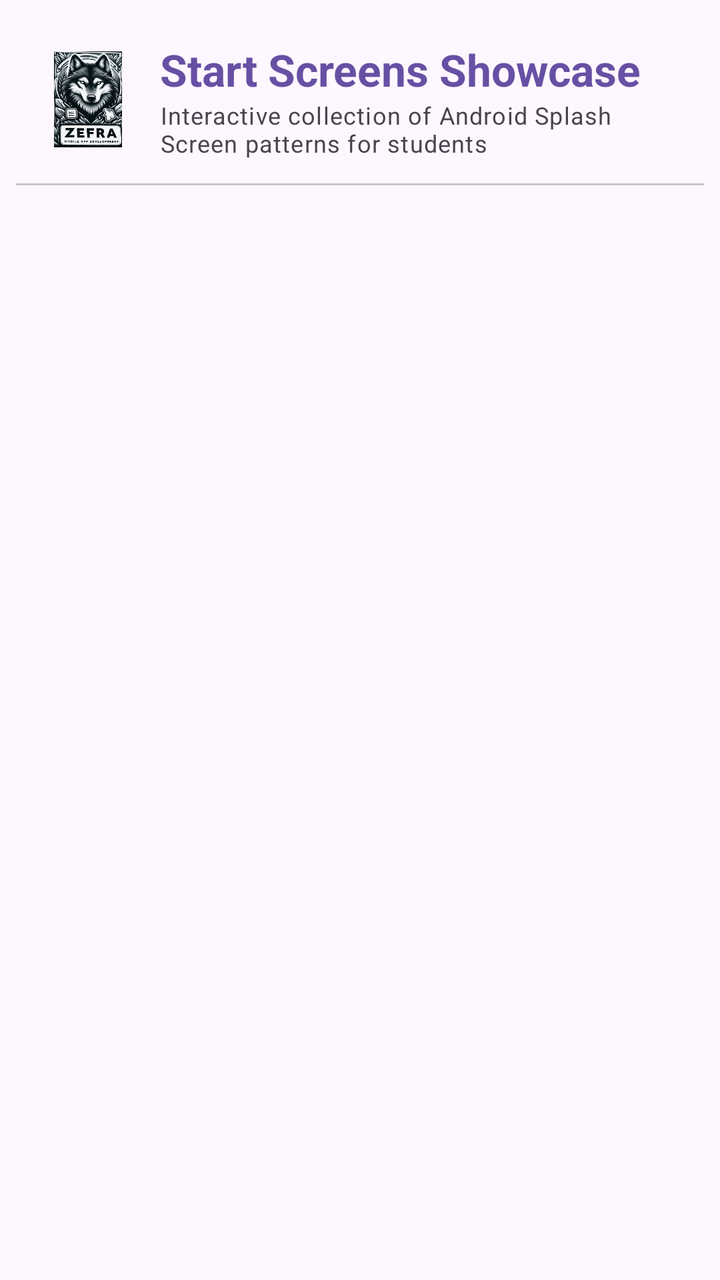
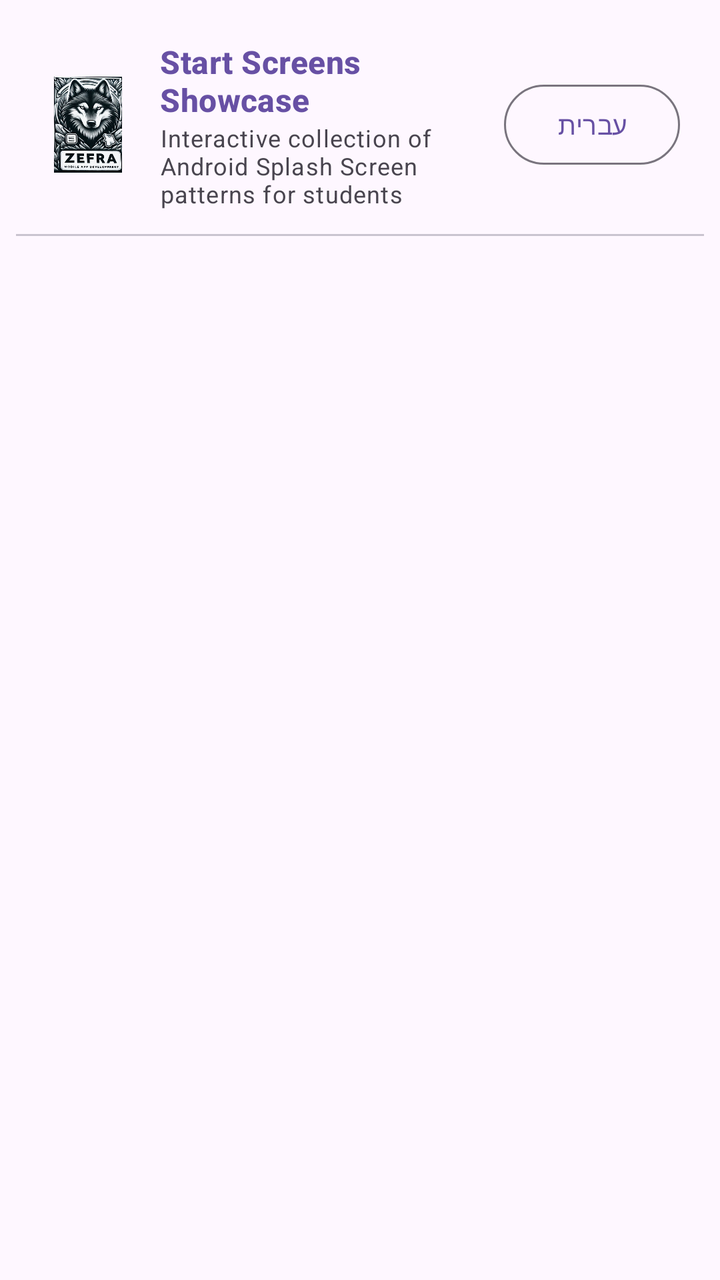

An Android layout rendered at two revisions. The XML below is the earlier revision; the diff shows what the commit changed to produce the second picture.
<!-- AndroidManifest.xml: application theme Theme.ManyStartActivities -->
<!-- res/layout/activity_main.xml -->
<?xml version="1.0" encoding="utf-8"?>
<LinearLayout xmlns:android="http://schemas.android.com/apk/res/android"
    xmlns:app="http://schemas.android.com/apk/res-auto"
    android:id="@+id/main"
    android:layout_width="match_parent"
    android:layout_height="match_parent"
    android:orientation="vertical"
    android:padding="8dp">

    <LinearLayout
        android:layout_width="match_parent"
        android:layout_height="wrap_content"
        android:gravity="center_vertical"
        android:orientation="horizontal"
        android:padding="12dp">

        <ImageView
            android:layout_width="48dp"
            android:layout_height="48dp"
            android:contentDescription="@string/app_name"
            android:src="@drawable/logo" />

        <LinearLayout
            android:layout_width="0dp"
            android:layout_height="wrap_content"
            android:layout_marginStart="12dp"
            android:layout_weight="1"
            android:orientation="vertical">

            <TextView
                android:layout_width="match_parent"
                android:layout_height="wrap_content"
                android:text="@string/app_name"
                android:textAppearance="?attr/textAppearanceTitleLarge"
                android:textColor="?attr/colorPrimary"
                android:textStyle="bold" />

            <TextView
                android:layout_width="match_parent"
                android:layout_height="wrap_content"
                android:text="@string/catalog_subtitle"
                android:textAppearance="?attr/textAppearanceBodySmall"
                android:textColor="?attr/colorOnSurfaceVariant" />
        </LinearLayout>

    </LinearLayout>

    <View
        android:layout_width="match_parent"
        android:layout_height="1dp"
        android:background="?attr/colorOutlineVariant" />

    <androidx.recyclerview.widget.RecyclerView
        android:id="@+id/rvVariants"
        android:layout_width="match_parent"
        android:layout_height="0dp"
        android:layout_weight="1"
        android:clipToPadding="false"
        android:paddingVertical="8dp" />

</LinearLayout>
<!-- resources referenced by this layout -->
<resources>
  <!-- drawable logo: png bitmap (drawable, 431948 bytes) -->
  <string name="app_name">Start Screens Showcase</string>
  <string name="catalog_subtitle">Interactive collection of Android Splash Screen patterns for students</string>
  <style name="Theme.ManyStartActivities" parent="Base.Theme.ManyStartActivities" />
  <style name="Base.Theme.ManyStartActivities" parent="Theme.Material3.DayNight.NoActionBar">
          
      </style>
</resources>

<!-- the commit's change to res/layout/activity_main.xml (unified diff, before → after) -->
@@ -24,6 +24,7 @@
             android:layout_width="0dp"
             android:layout_height="wrap_content"
             android:layout_marginStart="12dp"
+            android:layout_marginEnd="8dp"
             android:layout_weight="1"
             android:orientation="vertical">
 
@@ -31,7 +32,7 @@
                 android:layout_width="match_parent"
                 android:layout_height="wrap_content"
                 android:text="@string/app_name"
-                android:textAppearance="?attr/textAppearanceTitleLarge"
+                android:textAppearance="?attr/textAppearanceTitleMedium"
                 android:textColor="?attr/colorPrimary"
                 android:textStyle="bold" />
 
@@ -42,6 +43,14 @@
                 android:textAppearance="?attr/textAppearanceBodySmall"
                 android:textColor="?attr/colorOnSurfaceVariant" />
         </LinearLayout>
+
+        <com.google.android.material.button.MaterialButton
+            android:id="@+id/btnLanguageSwitch"
+            style="@style/Widget.Material3.Button.OutlinedButton"
+            android:layout_width="wrap_content"
+            android:layout_height="wrap_content"
+            android:text="@string/lang_switch_button"
+            android:textSize="13sp" />
 
     </LinearLayout>
 
<!-- resource entries referenced after the edit -->
@@ -3,6 +3,7 @@
   <!-- drawable logo: png bitmap (drawable, 431948 bytes) -->
   <string name="app_name">Start Screens Showcase</string>
   <string name="catalog_subtitle">Interactive collection of Android Splash Screen patterns for students</string>
+  <string name="lang_switch_button">עברית</string>
   <style name="Theme.ManyStartActivities" parent="Base.Theme.ManyStartActivities" />
   <style name="Base.Theme.ManyStartActivities" parent="Theme.Material3.DayNight.NoActionBar">
           
